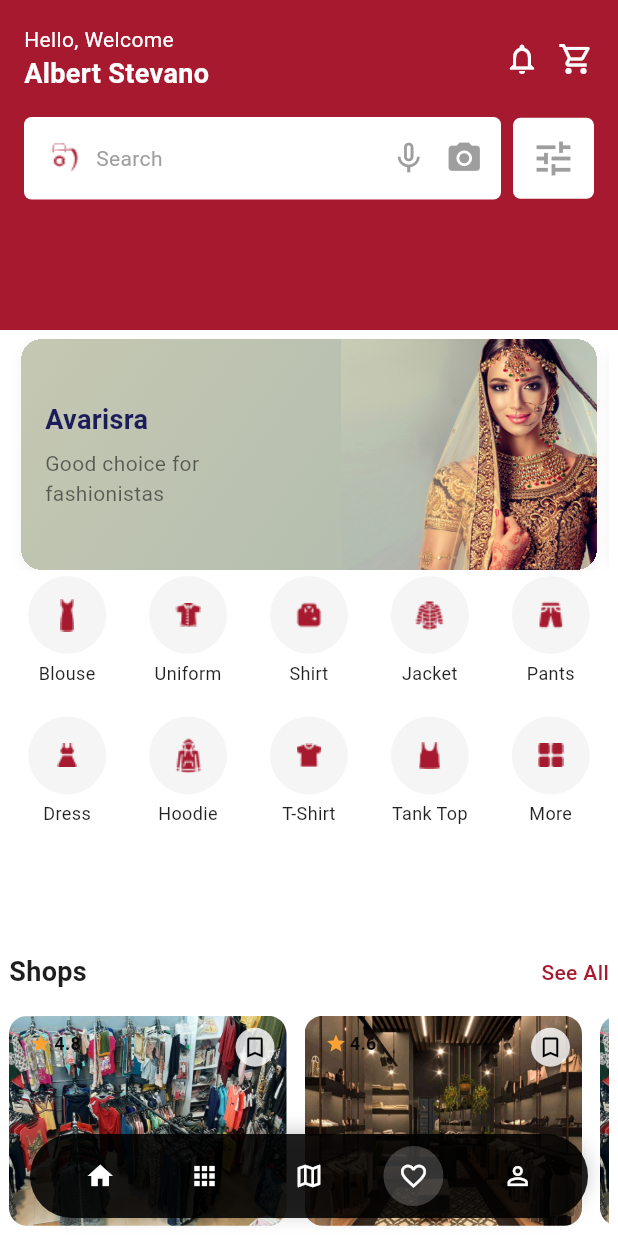
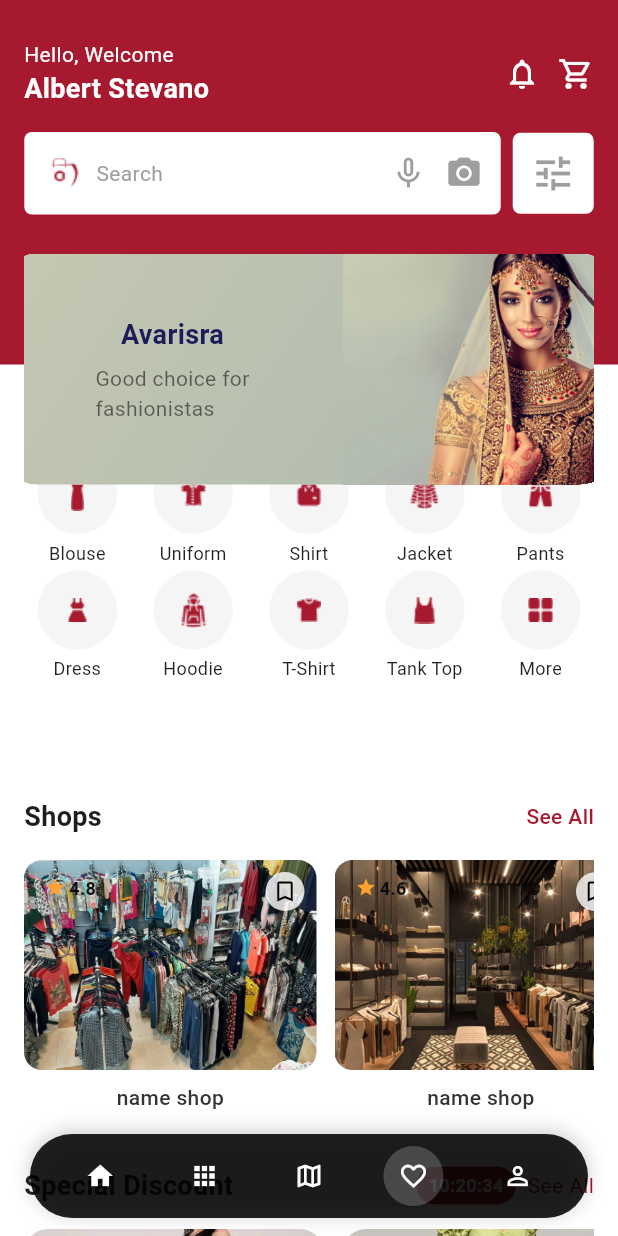
Before and after one commit to Shashankstark18/Avarista, a Flutter app: the FashionShoppingScreen screen opened by its route, on a phone screen of 412 x 824 dp. Run offline on Flutter 3.47's test engine with Material 3 defaults, Android fonts, the phone set to English and light mode, and no system bars; our stand-ins replace intl_phone_field.

Commit message:
home updated

```diff
--- a/lib/screens/home/home.dart
+++ b/lib/screens/home/home.dart
@@ -1,8 +1,8 @@
 import 'package:flutter/material.dart';
 import 'dart:async';
-import 'package:avarista/screens/home/search/search.dart'; // Assuming these exist
-import 'filter/filter.dart'; // Assuming these exist
-import 'saved_item/saved.dart'; // Assuming these exist
+import 'package:avarista/screens/home/search/search.dart';
+import 'filter/filter.dart';
+import 'saved_item/saved.dart';
 
 class FashionShoppingScreen extends StatefulWidget {
   @override
@@ -143,7 +143,6 @@ class _FashionShoppingScreenState extends State<FashionShoppingScreen> {
           _isBottomBarVisible = shouldShowBottomBar;
         });
       }
-
       _lastScrollPosition = currentScrollPosition;
     }
   }
@@ -152,8 +151,8 @@ class _FashionShoppingScreenState extends State<FashionShoppingScreen> {
     return GestureDetector(
       onTap: onTap,
       child: Container(
-        width: 40, // Reduced from 48
-        height: 40, // Reduced from 48
+        width: 40,
+        height: 40,
         decoration: BoxDecoration(
           color: isActive ? Colors.white.withOpacity(0.2) : Colors.transparent,
           shape: BoxShape.circle,
@@ -161,7 +160,7 @@ class _FashionShoppingScreenState extends State<FashionShoppingScreen> {
         child: Icon(
           icon,
           color: Colors.white,
-          size: 20, // Reduced from 24
+          size: 20,
         ),
       ),
     );
@@ -169,62 +168,152 @@ class _FashionShoppingScreenState extends State<FashionShoppingScreen> {
 
   @override
   Widget build(BuildContext context) {
-    final double fixedTopHeight = 220; // Estimated height for 'Hello, Welcome' + search bar + some red background
+    final double scrollableRedHeaderHeight = MediaQuery.of(context).padding.top + 160;
+ // Space below banner before the white section starts
 
       return Scaffold(
-      backgroundColor: Colors.transparent, // Set the scaffold background to transparent as the Stack will handle it
-      extendBody: true, // This allows the body to extend behind the bottom navigation bar
-      body: Stack(
+        extendBody: true,
+        backgroundColor: Colors.white,
+        body: CustomScrollView(
+          controller: _scrollController,
+          slivers: [
+            SliverToBoxAdapter(
+              child: Stack(
+                clipBehavior: Clip.none, // Allows overflow
                 children: [
+                  // 🔴 RED HEADER
                   Container(
-            height: fixedTopHeight, // Height of the fixed red background area
+                    padding: EdgeInsets.only(
+                      top: MediaQuery.of(context).padding.top + 26,
+                      left: 16,
+                      right: 16,
+                      bottom: 100, // enough space for the banner to overflow without being clipped
+                    ),
                     decoration: const BoxDecoration(
                       gradient: LinearGradient(
                         begin: Alignment.topCenter,
                         end: Alignment.bottomCenter,
-                colors: [Color(0xFFA6192E), Color(0xFFA6192E)], // Solid red
+                        colors: [Color(0xFFA6192E), Color(0xFFA6192E)],
+                      ),
+                    ),
+                    child: Column(
+                      crossAxisAlignment: CrossAxisAlignment.stretch,
+                      children: [
+                        // Welcome + Notification
+                        Row(
+                          mainAxisAlignment: MainAxisAlignment.spaceBetween,
+                          children: const [
+                            Column(
+                              crossAxisAlignment: CrossAxisAlignment.start,
+                              children: [
+                                Text('Hello, Welcome',
+                                    style: TextStyle(color: Colors.white, fontSize: 14)),
+                                Text('Albert Stevano',
+                                    style: TextStyle(
+                                        color: Colors.white,
+                                        fontSize: 18,
+                                        fontWeight: FontWeight.bold)),
+                              ],
+                            ),
+                            Row(
+                              children: [
+                                Icon(Icons.notifications_none, color: Colors.white),
+                                SizedBox(width: 12),
+                                Icon(Icons.shopping_cart_outlined, color: Colors.white),
+                              ],
+                            ),
+                          ],
+                        ),
+                        const SizedBox(height: 16),
+
+                        // 🔍 Search + Filter
+                        Align(
+                          alignment: Alignment.center,
+                          child: FractionallySizedBox(
+                            widthFactor: 0.999, // 90% of screen width
+                            child: Row(
+                              children: [
+                                Expanded(
+                                  child: GestureDetector(
+                                    onTap: () {
+                                      Navigator.push(context,
+                                          MaterialPageRoute(builder: (_) => SearchScreen()));
+                                    },
+                                    child: Container(
+                                      padding: const EdgeInsets.symmetric(horizontal: 12, vertical: 15),
+                                      decoration: BoxDecoration(
+                                        color: Colors.white,
+                                        borderRadius: BorderRadius.circular(5),
+                                      ),
+                                      child: Row(
+                                        children: [
+                                          Image.asset('lib/assets/avarista.png', width: 30, height: 25),
+                                          const SizedBox(width: 6),
+                                          const Expanded(
+                                            child: Text('Search', style: TextStyle(color: Colors.grey)),
+                                          ),
+                                          const Icon(Icons.mic_none, color: Colors.grey, size: 25),
+                                          const SizedBox(width: 12),
+                                          const Icon(Icons.camera_alt, color: Colors.grey, size: 25),
+                                        ],
                                       ),
                                     ),
                                   ),
+                                ),
+                                const SizedBox(width: 8),
+                                GestureDetector(
+                                  onTap: () {
+                                    Navigator.push(context,
+                                        MaterialPageRoute(builder: (_) => FilterScreen()));
+                                  },
+                                  child: Container(
+                                    padding: const EdgeInsets.all(12),
+                                    decoration: BoxDecoration(
+                                      color: Colors.white,
+                                      borderRadius: BorderRadius.circular(5),
+                                    ),
+                                    child: const Icon(Icons.tune, color: Colors.grey, size: 30),
+                                  ),
+                                ),
+                              ],
+                            ),
+                          ),
+                        ),
+                      ],
+                    ),
+                  ),
+
+                  const SizedBox(height: 16),
+
+                  // 🖼️ Positioned BANNER
                   Positioned(
-            top: fixedTopHeight, // Starts where the fixed red background ends
-            left: 0,
-            right: 0,
-            bottom: 0, // Extends to the bottom of the screen
-            child: Container(color: Colors.white),
+                    left: 16,
+                    right: 16,
+                    bottom: -80, // Half outside the red container
+                    child: const BannerSlider(), // your existing banner widget
                   ),
-          // The main scrollable content
-          ListView(
-            controller: _scrollController,
-            padding: EdgeInsets.only(
-              top: fixedTopHeight, // Content starts below the fixed red area
-              bottom: 80 + MediaQuery.of(context).padding.bottom, // Account for bottom nav bar + system inset
+                ],
               ),
-            children: [
-              // This is the container for the white background with the top curve.
-              // It's the first scrollable item, immediately following the fixed top.
-              Container(
+            ),
+
+            // Scrollable content
+            SliverToBoxAdapter(
+              child: Container(
                 decoration: const BoxDecoration(
                   color: Colors.white,
                   borderRadius: BorderRadius.vertical(top: Radius.circular(20)),
                 ),
                 child: Padding(
-                  padding: const EdgeInsets.all(6), // Padding for the content inside this white container
+                  padding: const EdgeInsets.fromLTRB(16, 60, 16, 16),
                   child: Column(
                     crossAxisAlignment: CrossAxisAlignment.start,
                     children: [
-                      // Banner
-                      BannerSlider(),
-
-                      const SizedBox(height: 4),
-
-                      // Category grid
                       GridView.count(
                         shrinkWrap: true,
                         physics: const NeverScrollableScrollPhysics(),
                         crossAxisCount: 5,
-                        mainAxisSpacing: 16,
-                        crossAxisSpacing: 3,
+                        mainAxisSpacing: 6,
+                        crossAxisSpacing: 6,
                         children: [
                           _buildCategoryItem('lib/assets/home_icons/Vector_1.png', 'Blouse'),
                           _buildCategoryItem('lib/assets/home_icons/Vector_2.png', 'Uniform'),
@@ -238,33 +327,14 @@ class _FashionShoppingScreenState extends State<FashionShoppingScreen> {
                           _buildCategoryItem('lib/assets/home_icons/Vector_10.png', 'More'),
                         ],
                       ),
-
-
-                      // Shops section header
                       Row(
                         mainAxisAlignment: MainAxisAlignment.spaceBetween,
                         children: const [
-                          Text(
-                            'Shops',
-                            style: TextStyle(
-                              fontSize: 18,
-                              fontWeight: FontWeight.bold,
-                              color: Color(0xFF1E1E1E),
-                            ),
-                          ),
-                          Text(
-                            'See All',
-                            style: TextStyle(
-                              fontSize: 14,
-                              color: Color(0xFFA6192E),
-                              fontWeight: FontWeight.w500,
-                            ),
-                          ),
+                          Text('Shops', style: TextStyle(fontSize: 18, fontWeight: FontWeight.bold, color: Color(0xFF1E1E1E))),
+                          Text('See All', style: TextStyle(fontSize: 14, color: Color(0xFFA6192E), fontWeight: FontWeight.w500)),
                         ],
                       ),
                       const SizedBox(height: 16),
-
-                      // SHOP CARDS
                       SizedBox(
                         height: 180,
                         child: ListView.separated(
@@ -279,172 +349,48 @@ class _FashionShoppingScreenState extends State<FashionShoppingScreen> {
                                   children: [
                                     ClipRRect(
                                       borderRadius: BorderRadius.circular(12),
-                                      child: Image.asset(
-                                        shop['image'],
-                                        width: 185,
-                                        height: 140,
-                                        fit: BoxFit.cover,
+                                      child: Image.asset(shop['image'], width: 195, height: 140, fit: BoxFit.cover),
                                     ),
-                                    ),
-                                    // ⭐ Rating
                                     Positioned(
                                       top: 8,
                                       left: 8,
                                       child: Container(
                                         padding: const EdgeInsets.symmetric(horizontal: 6, vertical: 2),
-                                        decoration: BoxDecoration(
-                                          borderRadius: BorderRadius.circular(12),
-                                        ),
                                         child: Row(
                                           children: [
                                             const Icon(Icons.star, size: 14, color: Color(0xFFFFA133)),
                                             const SizedBox(width: 2),
-                                            Text(
-                                              shop['rating'].toString(),
-                                              style: const TextStyle(
-                                                color: Color(0xFF0C0C0C),
-                                                fontSize: 12,
-                                                fontWeight: FontWeight.w600,
-                                              ),
-                                            ),
+                                            Text(shop['rating'].toString(), style: const TextStyle(color: Color(0xFF0C0C0C), fontSize: 12, fontWeight: FontWeight.w600)),
                                           ],
                                         ),
                                       ),
                                     ),
-                                    // ❤️ Save Icon
                                     Positioned(
                                       top: 8,
                                       right: 8,
                                       child: Container(
                                         padding: const EdgeInsets.all(4),
-                                        decoration: BoxDecoration(
-                                          color: Colors.white.withOpacity(0.8),
-                                          shape: BoxShape.circle,
-                                        ),
+                                        decoration: BoxDecoration(color: Colors.white.withOpacity(0.8), shape: BoxShape.circle),
                                         child: const Icon(Icons.bookmark_border, size: 18, color: Colors.black),
                                       ),
                                     ),
                                   ],
                                 ),
                                 const SizedBox(height: 8),
-                                Text(
-                                  shop['name'],
-                                  style: const TextStyle(
-                                    fontSize: 14,
-                                    fontWeight: FontWeight.w500,
-                                    color: Color(0xFF333333),
-                                  ),
-                                ),
+                                Text(shop['name'], style: const TextStyle(fontSize: 14, fontWeight: FontWeight.w500, color: Color(0xFF333333))),
                               ],
                             );
                           },
                         ),
                       ),
-
-                      // Special discount section
                       const SizedBox(height: 24),
                       ProductSection(title: 'Special Discount', products: products, showTimer: true),
                       const SizedBox(height: 24),
                       ProductSection(title: 'Top Products', products: topProducts),
-                      // Add extra space at bottom for better UX (account for bottom nav bar)
-                      const SizedBox(height: 100),
+                      SizedBox(height: 80 + MediaQuery.of(context).padding.bottom),
                     ],
                   ),
                 ),
-              ),
-            ],
-          ),
-          // Fixed top bar content (always visible on top of everything)
-          SafeArea(
-            child: Column(
-              children: [
-                // Top bar: "Hello, Welcome" and icons
-                Padding(
-                  padding: const EdgeInsets.all(16),
-                  child: Row(
-                    mainAxisAlignment: MainAxisAlignment.spaceBetween,
-                    children: [
-                      const Column(
-                        crossAxisAlignment: CrossAxisAlignment.start,
-                        children: [
-                          Text('Hello, Welcome', style: TextStyle(color: Colors.white, fontSize: 14)),
-                          Text('Albert Stevano', style: TextStyle(color: Colors.white, fontSize: 18, fontWeight: FontWeight.bold)),
-                        ],
-                      ),
-                      Row(
-                        children: const [
-                          Icon(Icons.notifications_none, color: Colors.white),
-                          SizedBox(width: 12),
-                          Icon(Icons.shopping_cart_outlined, color: Colors.white),
-                        ],
-                      ),
-                    ],
-                  ),
-                ),
-                // Search bar and filter
-                Container(
-                  margin: const EdgeInsets.symmetric(horizontal: 16),
-                  child: Row(
-                    children: [
-                      // Left Segment: Camera + Audio + Search
-                      Expanded(
-                        child: GestureDetector(
-                          onTap: () {
-                            Navigator.push(
-                              context,
-                              MaterialPageRoute(builder: (context) => SearchScreen()),
-                            );
-                          },
-                          child: Container(
-                            padding: const EdgeInsets.symmetric(horizontal: 12, vertical: 15),
-                            decoration: BoxDecoration(
-                              color: Colors.white,
-                              borderRadius: BorderRadius.circular(5),
-                            ),
-                            child: Row(
-                              children: [
-                                Image.asset(
-                                  'lib/assets/avarista.png',
-                                  width: 30,
-                                  height: 25,
-                                ),
-                                const SizedBox(width: 6),
-                                const Expanded(
-                                  child: Text(
-                                    'Search',
-                                    style: TextStyle(color: Colors.grey),
-                                  ),
-                                ),
-                                const Icon(Icons.mic_none, color: Colors.grey, size: 25),
-                                const SizedBox(width: 12),
-                                const Icon(Icons.camera_alt, color: Colors.grey, size: 25),
-                              ],
-                            ),
-                          ),
-                        ),
-                      ),
-
-                      const SizedBox(width: 8),
-
-                      // Right Segment: Filter
-                      GestureDetector(
-                        onTap: () {
-                          Navigator.push(context, MaterialPageRoute(builder: (context) => FilterScreen()));
-                        },
-                        child: Container(
-                          padding: const EdgeInsets.all(12),
-                          decoration: BoxDecoration(
-                            color: Colors.white,
-                            shape: BoxShape.rectangle,
-                            borderRadius: BorderRadius.circular(5),
-                          ),
-                          child: const Icon(Icons.tune, color: Colors.grey, size: 30),
-                        ),
-                      ),
-                    ],
-                  ),
-                ),
-              ],
               ),
             ),
           ],
@@ -453,9 +399,9 @@ class _FashionShoppingScreenState extends State<FashionShoppingScreen> {
         duration: const Duration(milliseconds: 300),
         offset: _isBottomBarVisible ? Offset.zero : const Offset(0, 1),
         child: Container(
-          height: 80, // Set a fixed compact height
-          padding: EdgeInsets.zero, // Remove any default padding
-          margin: EdgeInsets.zero, // Remove any default margin
+          height: 80,
+          padding: EdgeInsets.zero,
+          margin: EdgeInsets.zero,
           child: Center(
             child: Container(
               margin: const EdgeInsets.symmetric(horizontal: 20, vertical: 8),
@@ -505,6 +451,7 @@ class _FashionShoppingScreenState extends State<FashionShoppingScreen> {
     );
   }
 
+  // _buildCategoryItem and other helper widgets remain the same
   Widget _buildCategoryItem(String iconPath, String label, {VoidCallback? onTap}) {
     return GestureDetector(
       onTap: onTap,
@@ -519,8 +466,8 @@ class _FashionShoppingScreenState extends State<FashionShoppingScreen> {
             ),
             child: Image.asset(
               iconPath,
-              width: 28,
-              height: 28,
+              width: 29,
+              height: 29,
               color: Color(0xFFA6192E),
             ),
           ),
@@ -536,7 +483,7 @@ class _FashionShoppingScreenState extends State<FashionShoppingScreen> {
   }
 }
 
-// Keep the existing ProductSection, _DiscountCardWithBagIcon, and BannerSlider classes unchanged
+// ProductSection and _DiscountCardWithBagIcon classes remain unchanged
 class ProductSection extends StatefulWidget {
   final String title;
   final List<Map<String, dynamic>> products;
@@ -661,7 +608,7 @@ class _DiscountCardWithBagIcon extends StatelessWidget {
   @override
   Widget build(BuildContext context) {
     return Container(
-      width: 180,
+      width: 200,
       decoration: BoxDecoration(
         color: Colors.white,
         borderRadius: BorderRadius.circular(16),
@@ -763,7 +710,7 @@ class BannerSlider extends StatefulWidget {
 }
 
 class _BannerSliderState extends State<BannerSlider> {
-  final PageController _pageController = PageController(viewportFraction: 0.98);
+  final PageController _pageController = PageController(viewportFraction: 1.1);
   int _currentIndex = 0;
 
   final List<Map<String, String>> bannerData = [
@@ -840,7 +787,7 @@ class _BannerSliderState extends State<BannerSlider> {
           return Container(
             margin: const EdgeInsets.symmetric(horizontal: 4),
             decoration: BoxDecoration(
-              borderRadius: BorderRadius.circular(14),
+              borderRadius: BorderRadius.circular(24),
               color: Colors.white,
               boxShadow: [
                 BoxShadow(
@@ -856,7 +803,7 @@ class _BannerSliderState extends State<BannerSlider> {
                 Expanded(
                   flex: 5,
                   child: Container(
-                    padding: const EdgeInsets.symmetric(horizontal: 16),
+                    padding: const EdgeInsets.symmetric(horizontal: 16, vertical: 20),
                     decoration: const BoxDecoration(
                       gradient: LinearGradient(
                         colors: [Color(0xFFC5C8B2), Color(0xFFB5BEAF)],
@@ -865,11 +812,11 @@ class _BannerSliderState extends State<BannerSlider> {
                       ),
                     ),
                     child: Column(
+                      crossAxisAlignment: CrossAxisAlignment.center,
                       mainAxisAlignment: MainAxisAlignment.center,
-                      crossAxisAlignment: CrossAxisAlignment.start,
                       children: [
                         Text(
-                          banner['title']!,
+                          banner['title'] ?? '',
                           style: const TextStyle(
                             fontSize: 18,
                             fontWeight: FontWeight.bold,
@@ -878,15 +825,16 @@ class _BannerSliderState extends State<BannerSlider> {
                         ),
                         const SizedBox(height: 6),
                         Text(
-                          banner['subtitle']!,
+                          banner['subtitle'] ?? '',
                           style: const TextStyle(
+                            fontSize: 14,
                             color: Colors.black54,
-                            fontSize: 14,
                           ),
                         ),
                       ],
                     ),
-                  ),
+                  )
+                  ,
                 ),
                 Expanded(
                   flex: 4,
```
Lines whose indentation alone changed are shown as unchanged.
